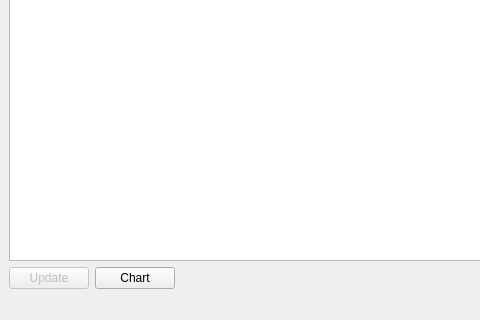
Before: the Qt Designer form ui/mainwindow.ui in rodnaxel/FindPair, drawn with Qt 5; both pictures show x 0 to 480 and y 280 to 600 of the 800 by 600 pixel window.
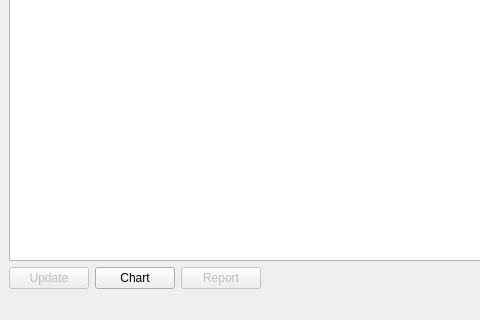
After: the same form once the commit is applied.

Commit message: feat: add report data to .xlsx

```diff
--- a/ui/mainwindow.ui
+++ b/ui/mainwindow.ui
@@ -239,6 +239,16 @@
         </property>
        </widget>
       </item>
+      <item>
+       <widget class="QPushButton" name="reportButton">
+        <property name="enabled">
+         <bool>false</bool>
+        </property>
+        <property name="text">
+         <string>Report</string>
+        </property>
+       </widget>
+      </item>
       <item>
        <spacer name="horizontalSpacer_3">
         <property name="orientation">
```
The commit also changes 4 other files.
